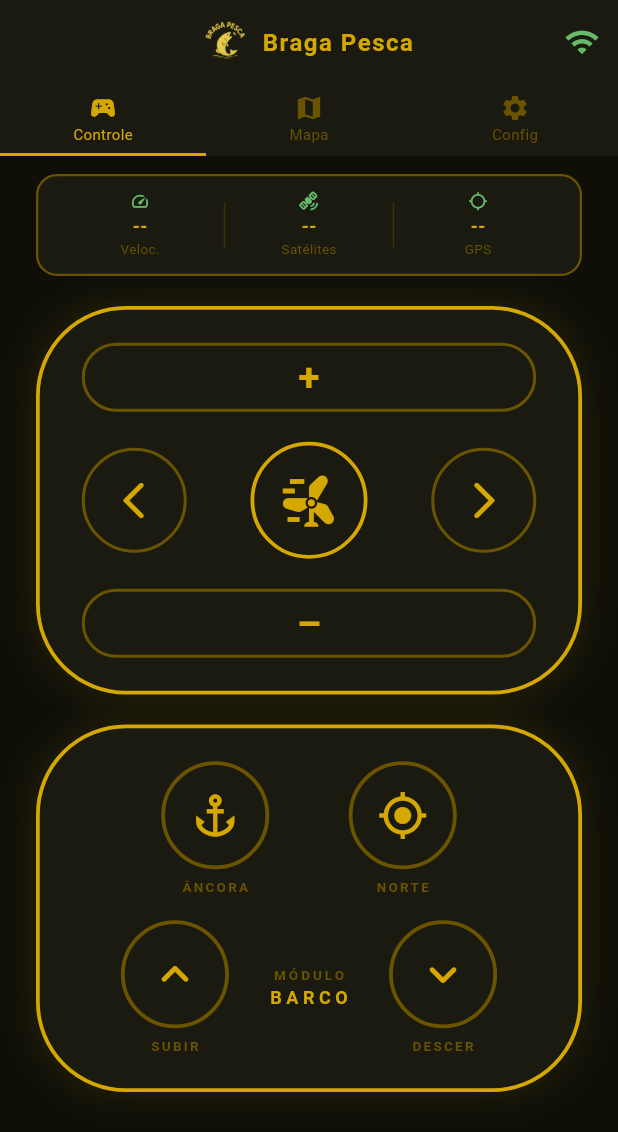
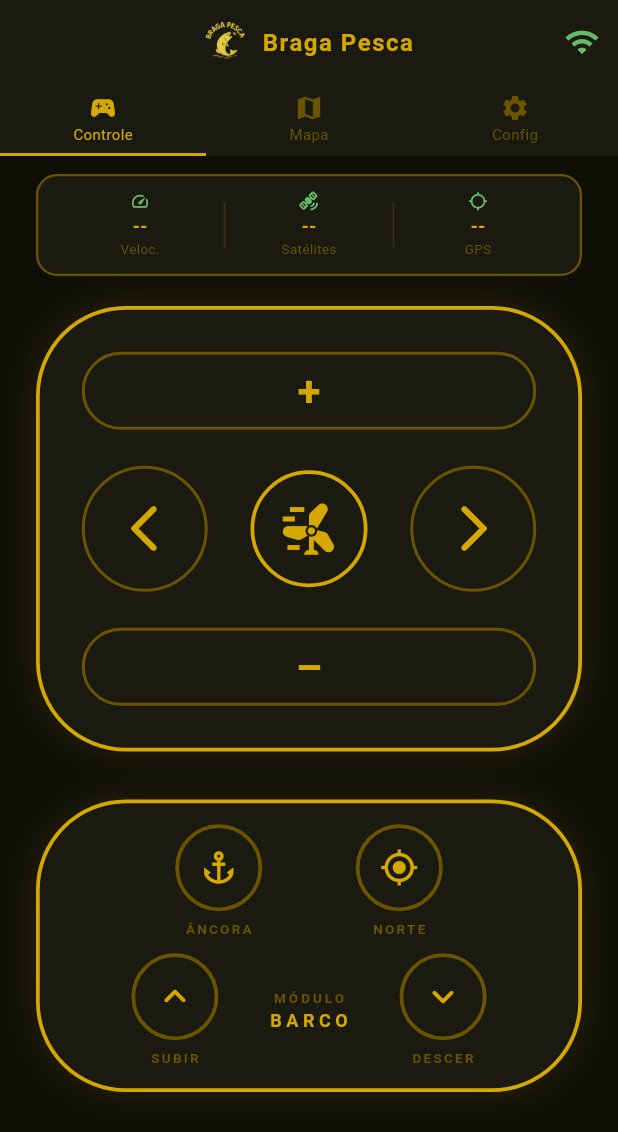
Before and after one commit to wilianpasternak/ModuloBarco, a Flutter app: the AppShell screen opened directly with empty values, on a phone screen of 412 x 824 dp. Shown: the top 1132 px of the screen. Run offline on Flutter 3.47's test engine with Material 3 defaults, Android fonts, the phone set to English and light mode, and no system bars; our stand-ins replace flutter_blue_plus, flutter_map, latlong2, permission_handler, shared_preferences; accounts and stored records are empty.

Commit message:
feat(app): layout remoto condensado + botoes giro maiores
- Painel inferior (âncora/norte/subir/descer) com verticalPadding menor e
  ícones menores (size 58, iconSize 26/30) para ceder espaço ao painel principal
- Painel superior com verticalPadding maior para expandir área de controle
- SizedBox entre painéis aumentado para empurrar painel inferior para baixo
- Botões de seta do giro (ArrowHoldBtn) maiores: 84×84, ícone 38
- Botões pill do acelerador maiores: height 52, font 28
- _CircleToggleBtn e _CircleHoldBtn aceitam size/iconSize customizáveis

Co-Authored-By: Claude Sonnet 4.6 <noreply@anthropic.com>

```diff
--- a/barco_app/lib/screens/remote_screen.dart
+++ b/barco_app/lib/screens/remote_screen.dart
@@ -108,6 +108,7 @@ class _RemoteScreenState extends State<RemoteScreen> {
           // PAINEL SUPERIOR  —  Acelerador + Giro + Motor
           // ══════════════════════════════════════════════════════════
           _GoldPanel(
+            verticalPadding: 28,
             child: Column(
               children: [
                 // + (Acelerar) — pill
@@ -116,26 +117,21 @@ class _RemoteScreenState extends State<RemoteScreen> {
                   onStart: () => _startAcel(true),
                   onStop:  _stopAcel,
                 ),
-                const SizedBox(height: 20),
+                const SizedBox(height: 24),
 
                 // ◄  Motor  ►
                 Row(
                   mainAxisAlignment: MainAxisAlignment.spaceBetween,
                   children: [
-                    // Giro esquerda
                     _ArrowHoldBtn(
                       icon: Icons.arrow_back_ios_rounded,
                       onStart: () => _startGiro(false),
                       onStop:  _stopGiro,
                     ),
-
-                    // Motor (centro — toque simples)
                     _MotorCircleBtn(
                       active: motorActive,
                       onTap: widget.ble.sendToggleMotor,
                     ),
-
-                    // Giro direita
                     _ArrowHoldBtn(
                       icon: Icons.arrow_forward_ios_rounded,
                       onStart: () => _startGiro(true),
@@ -143,7 +139,7 @@ class _RemoteScreenState extends State<RemoteScreen> {
                     ),
                   ],
                 ),
-                const SizedBox(height: 20),
+                const SizedBox(height: 24),
 
                 // - (Desacelerar) — pill
                 _PillHoldBtn(
@@ -155,15 +151,15 @@ class _RemoteScreenState extends State<RemoteScreen> {
             ),
           ),
 
-          const SizedBox(height: 20),
+          const SizedBox(height: 32),
 
           // ══════════════════════════════════════════════════════════
           // PAINEL INFERIOR  —  Ancora + Norte + Subir + Descer
           // ══════════════════════════════════════════════════════════
           _GoldPanel(
+            verticalPadding: 14,
             child: Column(
               children: [
-                // Ancora  |  Norte (mira)
                 Row(
                   mainAxisAlignment: MainAxisAlignment.spaceEvenly,
                   children: [
@@ -172,18 +168,21 @@ class _RemoteScreenState extends State<RemoteScreen> {
                       label: 'ÂNCORA',
                       active: anchorActive,
                       onTap: _toggleAnchor,
+                      size: 58,
+                      iconSize: 26,
                     ),
                     _CircleToggleBtn(
                       icon: Icons.gps_fixed,
                       label: 'NORTE',
                       active: northActive,
                       onTap: widget.ble.sendToggleNorth,
+                      size: 58,
+                      iconSize: 26,
                     ),
                   ],
                 ),
-                const SizedBox(height: 16),
+                const SizedBox(height: 10),
 
-                // Linha com marca e botoes subir/descer
                 Row(
                   mainAxisAlignment: MainAxisAlignment.spaceEvenly,
                   children: [
@@ -192,8 +191,9 @@ class _RemoteScreenState extends State<RemoteScreen> {
                       label: 'SUBIR',
                       onStart: widget.ble.sendUpStart,
                       onStop:  widget.ble.sendUpStop,
+                      size: 58,
+                      iconSize: 30,
                     ),
-                    // Marca central
                     Column(
                       mainAxisSize: MainAxisSize.min,
                       children: const [
@@ -212,6 +212,8 @@ class _RemoteScreenState extends State<RemoteScreen> {
                       label: 'DESCER',
                       onStart: widget.ble.sendDownStart,
                       onStop:  widget.ble.sendDownStop,
+                      size: 58,
+                      iconSize: 30,
                     ),
                   ],
                 ),
@@ -229,13 +231,14 @@ class _RemoteScreenState extends State<RemoteScreen> {
 // ── Painel com borda dourada arredondada ─────────────────────────────────────
 class _GoldPanel extends StatelessWidget {
   final Widget child;
-  const _GoldPanel({required this.child});
+  final double verticalPadding;
+  const _GoldPanel({required this.child, this.verticalPadding = 22});
 
   @override
   Widget build(BuildContext context) {
     return Container(
       width: double.infinity,
-      padding: const EdgeInsets.symmetric(horizontal: 28, vertical: 22),
+      padding: EdgeInsets.symmetric(horizontal: 28, vertical: verticalPadding),
       decoration: BoxDecoration(
         color: _kPanel,
         borderRadius: BorderRadius.circular(60),
@@ -271,10 +274,10 @@ class _PillHoldBtnState extends State<_PillHoldBtn> {
       onPointerCancel: (_) { setState(() => _pressed = false); widget.onStop();  },
       child: AnimatedContainer(
         duration: const Duration(milliseconds: 80),
-        height: 46,
+        height: 52,
         decoration: BoxDecoration(
           color: _pressed ? _kGold : Colors.transparent,
-          borderRadius: BorderRadius.circular(23),
+          borderRadius: BorderRadius.circular(26),
           border: Border.all(color: _pressed ? _kGold : _kGoldDim, width: 2),
         ),
         child: Center(
@@ -282,7 +285,7 @@ class _PillHoldBtnState extends State<_PillHoldBtn> {
             widget.label,
             style: TextStyle(
               color: _pressed ? _kDark : _kGold,
-              fontSize: 26,
+              fontSize: 28,
               fontWeight: FontWeight.bold,
               height: 1,
             ),
@@ -315,7 +318,7 @@ class _ArrowHoldBtnState extends State<_ArrowHoldBtn> {
       onPointerCancel: (_) { setState(() => _pressed = false); widget.onStop();  },
       child: AnimatedContainer(
         duration: const Duration(milliseconds: 80),
-        width: 70, height: 70,
+        width: 84, height: 84,
         decoration: BoxDecoration(
           shape: BoxShape.circle,
           color: _pressed ? _kGold : Colors.transparent,
@@ -323,7 +326,7 @@ class _ArrowHoldBtnState extends State<_ArrowHoldBtn> {
         ),
         child: Icon(widget.icon,
           color: _pressed ? _kDark : _kGold,
-          size: 30,
+          size: 38,
         ),
       ),
     );
@@ -376,9 +379,12 @@ class _CircleToggleBtn extends StatefulWidget {
   final String label;
   final bool active;
   final Future<void> Function() onTap;
+  final double size;
+  final double iconSize;
   const _CircleToggleBtn({
     required this.icon, required this.label,
     required this.active, required this.onTap,
+    this.size = 72, this.iconSize = 34,
   });
 
   @override
@@ -400,7 +406,7 @@ class _CircleToggleBtnState extends State<_CircleToggleBtn> {
         children: [
           AnimatedContainer(
             duration: const Duration(milliseconds: 120),
-            width: 72, height: 72,
+            width: widget.size, height: widget.size,
             decoration: BoxDecoration(
               shape: BoxShape.circle,
               color: active ? _kGold : (_pressed ? _kGoldDim : Colors.transparent),
@@ -411,7 +417,7 @@ class _CircleToggleBtnState extends State<_CircleToggleBtn> {
             ),
             child: Icon(widget.icon,
               color: active ? _kDark : _kGold,
-              size: 34,
+              size: widget.iconSize,
             ),
           ),
           const SizedBox(height: 5),
@@ -433,9 +439,12 @@ class _CircleHoldBtn extends StatefulWidget {
   final String label;
   final Future<void> Function() onStart;
   final Future<void> Function() onStop;
+  final double size;
+  final double iconSize;
   const _CircleHoldBtn({
     required this.icon, required this.label,
     required this.onStart, required this.onStop,
+    this.size = 72, this.iconSize = 38,
   });
 
   @override
@@ -456,7 +465,7 @@ class _CircleHoldBtnState extends State<_CircleHoldBtn> {
         children: [
           AnimatedContainer(
             duration: const Duration(milliseconds: 80),
-            width: 72, height: 72,
+            width: widget.size, height: widget.size,
             decoration: BoxDecoration(
               shape: BoxShape.circle,
               color: _pressed ? _kGold : Colors.transparent,
@@ -464,7 +473,7 @@ class _CircleHoldBtnState extends State<_CircleHoldBtn> {
             ),
             child: Icon(widget.icon,
               color: _pressed ? _kDark : _kGold,
-              size: 38,
+              size: widget.iconSize,
             ),
           ),
           const SizedBox(height: 5),
```
